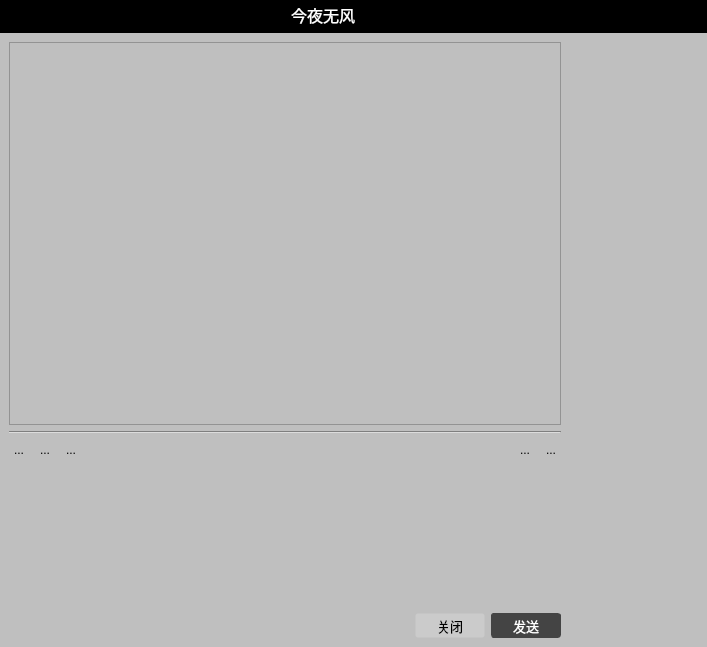
First picture: the form in Fdogpc/chat.ui, repository HuaGouFdog/FdogInstantMessaging, before the edit.
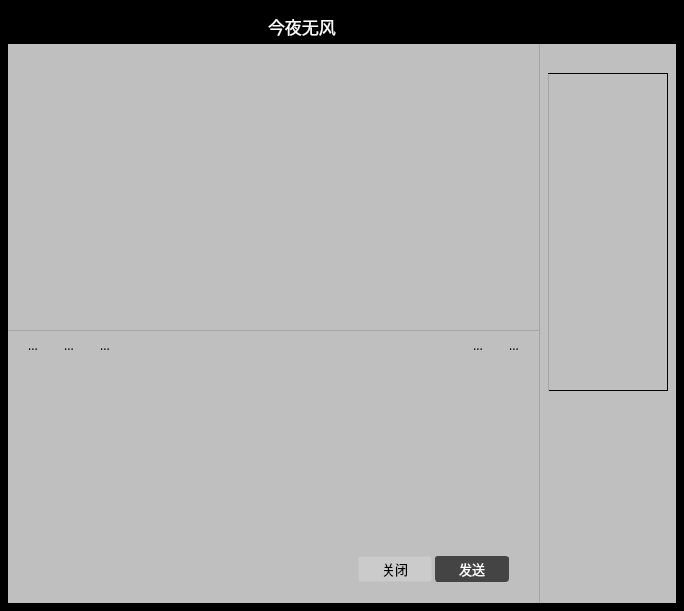
Second picture: the form after the edit. Icons and pictures are not drawn.

Patch:
```diff
--- a/Fdogpc/chat.ui
+++ b/Fdogpc/chat.ui
@@ -6,13 +6,13 @@
    <rect>
     <x>0</x>
     <y>0</y>
-    <width>707</width>
-    <height>647</height>
+    <width>684</width>
+    <height>611</height>
    </rect>
   </property>
   <property name="font">
    <font>
-    <pointsize>5</pointsize>
+    <family>Microsoft YaHei</family>
    </font>
   </property>
   <property name="windowTitle">
@@ -23,36 +23,70 @@
     <normaloff>:/lib/icon2505897252.png</normaloff>:/lib/icon2505897252.png</iconset>
   </property>
   <property name="styleSheet">
-   <string notr="true">#Chat{
+   <string notr="true">*{font-family:Microsoft YaHei;}
+#Chat{
 background-color: rgb(0, 0, 0);
 }</string>
   </property>
-  <layout class="QVBoxLayout" name="verticalLayout" stretch="1,13">
+  <layout class="QVBoxLayout" name="verticalLayout" stretch="1,20">
    <property name="spacing">
     <number>0</number>
    </property>
    <property name="leftMargin">
-    <number>0</number>
+    <number>8</number>
    </property>
    <property name="topMargin">
-    <number>1</number>
+    <number>7</number>
    </property>
    <property name="rightMargin">
-    <number>0</number>
+    <number>8</number>
    </property>
    <property name="bottomMargin">
-    <number>0</number>
+    <number>8</number>
    </property>
    <item>
     <layout class="QHBoxLayout" name="horizontalLayout">
+     <property name="spacing">
+      <number>0</number>
+     </property>
      <property name="topMargin">
-      <number>2</number>
+      <number>0</number>
      </property>
      <property name="rightMargin">
-      <number>8</number>
+      <number>0</number>
      </property>
      <property name="bottomMargin">
-      <number>6</number>
+      <number>0</number>
+     </property>
+     <item>
+      <widget class="QWidget" name="widget_4" native="true">
+       <property name="minimumSize">
+        <size>
+         <width>319</width>
+         <height>37</height>
+        </size>
+       </property>
+       <property name="maximumSize">
+        <size>
+         <width>16777215</width>
+         <height>34</height>
+        </size>
+       </property>
+       <property name="styleSheet">
+        <string notr="true">background-color: rgb(0, 0, 0);</string>
+       </property>
+       <layout class="QHBoxLayout" name="horizontalLayout_5">
+        <property name="leftMargin">
+         <number>0</number>
+        </property>
+        <property name="topMargin">
+         <number>0</number>
+        </property>
+        <property name="rightMargin">
+         <number>0</number>
+        </property>
+        <property name="bottomMargin">
+         <number>0</number>
      </property>
      <item>
       <spacer name="horizontalSpacer_2">
@@ -61,7 +95,7 @@
        </property>
        <property name="sizeHint" stdset="0">
         <size>
-         <width>40</width>
+            <width>260</width>
          <height>20</height>
         </size>
        </property>
@@ -69,11 +103,17 @@
      </item>
      <item>
       <widget class="QLabel" name="label">
+          <property name="minimumSize">
+           <size>
+            <width>0</width>
+            <height>33</height>
+           </size>
+          </property>
        <property name="font">
         <font>
-         <pointsize>12</pointsize>
-         <weight>50</weight>
-         <bold>false</bold>
+            <family>Microsoft YaHei</family>
+            <pointsize>13</pointsize>
+            <stylestrategy>PreferAntialias</stylestrategy>
         </font>
        </property>
        <property name="styleSheet">
@@ -158,6 +198,9 @@
       </widget>
      </item>
     </layout>
+      </widget>
+     </item>
+    </layout>
    </item>
    <item>
     <layout class="QHBoxLayout" name="horizontalLayout_3">
@@ -168,18 +211,37 @@
       <widget class="QWidget" name="widget" native="true">
        <property name="font">
         <font>
-         <weight>50</weight>
-         <bold>false</bold>
+         <family>Microsoft YaHei</family>
         </font>
        </property>
        <property name="styleSheet">
         <string notr="true">background-color: rgb(191, 191, 191);</string>
        </property>
-       <layout class="QVBoxLayout" name="verticalLayout_4">
+       <layout class="QVBoxLayout" name="verticalLayout_4" stretch="0,0,0,0,0">
+        <property name="spacing">
+         <number>3</number>
+        </property>
+        <property name="leftMargin">
+         <number>0</number>
+        </property>
+        <property name="topMargin">
+         <number>0</number>
+        </property>
+        <property name="rightMargin">
+         <number>0</number>
+        </property>
+        <property name="bottomMargin">
+         <number>0</number>
+        </property>
         <item>
          <layout class="QVBoxLayout" name="verticalLayout_2">
           <item>
            <widget class="QScrollArea" name="scrollArea">
+            <property name="styleSheet">
+             <string notr="true">background-color:transparent;
+border-width:0;
+border-style:outset;</string>
+            </property>
             <property name="widgetResizable">
              <bool>true</bool>
             </property>
@@ -188,8 +250,8 @@
               <rect>
                <x>0</x>
                <y>0</y>
-               <width>546</width>
-               <height>361</height>
+               <width>527</width>
+               <height>275</height>
               </rect>
              </property>
              <property name="styleSheet">
@@ -197,22 +259,24 @@
              </property>
              <layout class="QVBoxLayout" name="verticalLayout_5">
               <property name="leftMargin">
-               <number>0</number>
+               <number>10</number>
               </property>
               <property name="topMargin">
-               <number>0</number>
+               <number>10</number>
               </property>
               <property name="rightMargin">
-               <number>0</number>
+               <number>10</number>
               </property>
               <property name="bottomMargin">
-               <number>0</number>
+               <number>10</number>
               </property>
               <item>
                <widget class="QPlainTextEdit" name="plainTextEdit">
                 <property name="font">
                  <font>
-                  <pointsize>12</pointsize>
+                  <family>Microsoft YaHei</family>
+                  <pointsize>14</pointsize>
+                  <stylestrategy>PreferAntialias</stylestrategy>
                  </font>
                 </property>
                 <property name="styleSheet">
@@ -231,17 +295,13 @@
           </item>
          </layout>
         </item>
-        <item>
-         <widget class="Line" name="line">
-          <property name="orientation">
-           <enum>Qt::Horizontal</enum>
-          </property>
-         </widget>
-        </item>
         <item>
          <widget class="QWidget" name="widget_3" native="true">
           <property name="styleSheet">
-           <string notr="true"/>
+           <string notr="true">background-color: rgb(191, 191, 191);
+border-width:1px;
+border-style:solid;
+border-top-color: rgb(166, 166, 166);</string>
           </property>
           <layout class="QHBoxLayout" name="horizontalLayout_4">
            <property name="leftMargin">
@@ -256,18 +316,34 @@
            <property name="bottomMargin">
             <number>0</number>
            </property>
+           <item>
+            <spacer name="horizontalSpacer_5">
+             <property name="orientation">
+              <enum>Qt::Horizontal</enum>
+             </property>
+             <property name="sizeType">
+              <enum>QSizePolicy::Fixed</enum>
+             </property>
+             <property name="sizeHint" stdset="0">
+              <size>
+               <width>10</width>
+               <height>20</height>
+              </size>
+             </property>
+            </spacer>
+           </item>
            <item>
             <widget class="QToolButton" name="toolButton_4">
              <property name="minimumSize">
               <size>
-               <width>20</width>
-               <height>20</height>
+               <width>30</width>
+               <height>30</height>
               </size>
              </property>
              <property name="maximumSize">
               <size>
-               <width>20</width>
-               <height>20</height>
+               <width>30</width>
+               <height>30</height>
               </size>
              </property>
              <property name="text">
@@ -277,6 +353,12 @@
               <iconset resource="libres.qrc">
                <normaloff>:/lib/weixiao.png</normaloff>:/lib/weixiao.png</iconset>
              </property>
+             <property name="iconSize">
+              <size>
+               <width>20</width>
+               <height>20</height>
+              </size>
+             </property>
              <property name="autoRaise">
               <bool>true</bool>
              </property>
@@ -286,14 +368,14 @@
             <widget class="QToolButton" name="toolButton_5">
              <property name="minimumSize">
               <size>
-               <width>20</width>
-               <height>20</height>
+               <width>30</width>
+               <height>30</height>
               </size>
              </property>
              <property name="maximumSize">
               <size>
-               <width>20</width>
-               <height>20</height>
+               <width>30</width>
+               <height>30</height>
               </size>
              </property>
              <property name="text">
@@ -303,6 +385,12 @@
               <iconset resource="libres.qrc">
                <normaloff>:/lib/caijian.png</normaloff>:/lib/caijian.png</iconset>
              </property>
+             <property name="iconSize">
+              <size>
+               <width>20</width>
+               <height>20</height>
+              </size>
+             </property>
              <property name="autoRaise">
               <bool>true</bool>
              </property>
@@ -312,14 +400,14 @@
             <widget class="QToolButton" name="toolButton_6">
              <property name="minimumSize">
               <size>
-               <width>20</width>
-               <height>20</height>
+               <width>30</width>
+               <height>30</height>
               </size>
              </property>
              <property name="maximumSize">
               <size>
-               <width>20</width>
-               <height>20</height>
+               <width>30</width>
+               <height>30</height>
               </size>
              </property>
              <property name="text">
@@ -329,6 +417,12 @@
               <iconset resource="libres.qrc">
                <normaloff>:/lib/mianxingtubiao_zhendong.png</normaloff>:/lib/mianxingtubiao_zhendong.png</iconset>
              </property>
+             <property name="iconSize">
+              <size>
+               <width>20</width>
+               <height>20</height>
+              </size>
+             </property>
              <property name="autoRaise">
               <bool>true</bool>
              </property>
@@ -351,14 +445,14 @@
             <widget class="QToolButton" name="toolButton_7">
              <property name="minimumSize">
               <size>
-               <width>20</width>
-               <height>20</height>
+               <width>30</width>
+               <height>30</height>
               </size>
              </property>
              <property name="maximumSize">
               <size>
-               <width>20</width>
-               <height>20</height>
+               <width>30</width>
+               <height>30</height>
               </size>
              </property>
              <property name="text">
@@ -368,6 +462,12 @@
               <iconset resource="libres.qrc">
                <normaloff>:/lib/fangda.png</normaloff>:/lib/fangda.png</iconset>
              </property>
+             <property name="iconSize">
+              <size>
+               <width>20</width>
+               <height>20</height>
+              </size>
+             </property>
              <property name="autoRaise">
               <bool>true</bool>
              </property>
@@ -377,14 +477,14 @@
             <widget class="QToolButton" name="toolButton_8">
              <property name="minimumSize">
               <size>
-               <width>20</width>
-               <height>20</height>
+               <width>30</width>
+               <height>30</height>
               </size>
              </property>
              <property name="maximumSize">
               <size>
-               <width>20</width>
-               <height>20</height>
+               <width>30</width>
+               <height>30</height>
               </size>
              </property>
              <property name="text">
@@ -394,11 +494,33 @@
               <iconset resource="libres.qrc">
                <normaloff>:/lib/shijian.png</normaloff>:/lib/shijian.png</iconset>
              </property>
+             <property name="iconSize">
+              <size>
+               <width>20</width>
+               <height>20</height>
+              </size>
+             </property>
              <property name="autoRaise">
               <bool>true</bool>
              </property>
             </widget>
            </item>
+           <item>
+            <spacer name="horizontalSpacer_6">
+             <property name="orientation">
+              <enum>Qt::Horizontal</enum>
+             </property>
+             <property name="sizeType">
+              <enum>QSizePolicy::Fixed</enum>
+             </property>
+             <property name="sizeHint" stdset="0">
+              <size>
+               <width>10</width>
+               <height>20</height>
+              </size>
+             </property>
+            </spacer>
+           </item>
           </layout>
          </widget>
         </item>
@@ -407,12 +529,14 @@
           <property name="minimumSize">
            <size>
             <width>0</width>
-            <height>141</height>
+            <height>190</height>
            </size>
           </property>
           <property name="font">
            <font>
-            <pointsize>12</pointsize>
+            <family>Microsoft YaHei</family>
+            <pointsize>14</pointsize>
+            <stylestrategy>PreferAntialias</stylestrategy>
            </font>
           </property>
           <property name="styleSheet">
@@ -447,13 +571,15 @@
            <widget class="QPushButton" name="pushButton_4">
             <property name="minimumSize">
              <size>
-              <width>70</width>
-              <height>25</height>
+              <width>74</width>
+              <height>26</height>
              </size>
             </property>
             <property name="font">
              <font>
+              <family>Microsoft YaHei</family>
               <pointsize>10</pointsize>
+              <stylestrategy>PreferAntialias</stylestrategy>
              </font>
             </property>
             <property name="styleSheet">
@@ -474,13 +600,15 @@
            <widget class="QPushButton" name="pushButton_3">
             <property name="minimumSize">
              <size>
-              <width>70</width>
-              <height>25</height>
+              <width>74</width>
+              <height>26</height>
              </size>
             </property>
             <property name="font">
              <font>
+              <family>Microsoft YaHei</family>
               <pointsize>10</pointsize>
+              <stylestrategy>PreferAntialias</stylestrategy>
              </font>
             </property>
             <property name="styleSheet">
@@ -502,8 +630,37 @@
             </property>
            </widget>
           </item>
+          <item>
+           <spacer name="horizontalSpacer_7">
+            <property name="orientation">
+             <enum>Qt::Horizontal</enum>
+            </property>
+            <property name="sizeType">
+             <enum>QSizePolicy::Fixed</enum>
+            </property>
+            <property name="sizeHint" stdset="0">
+             <size>
+              <width>30</width>
+              <height>20</height>
+             </size>
+            </property>
+           </spacer>
+          </item>
          </layout>
         </item>
+        <item>
+         <widget class="QLabel" name="label_3">
+          <property name="minimumSize">
+           <size>
+            <width>0</width>
+            <height>18</height>
+           </size>
+          </property>
+          <property name="text">
+           <string/>
+          </property>
+         </widget>
+        </item>
        </layout>
       </widget>
      </item>
@@ -524,6 +681,7 @@
        <property name="styleSheet">
         <string notr="true">background-color: rgb(191, 191, 191);
 border-width:1px;
+border-style:solid;
 border-left-color: rgb(166, 166, 166);</string>
        </property>
        <layout class="QVBoxLayout" name="verticalLayout_3">
@@ -548,13 +706,13 @@
           <property name="minimumSize">
            <size>
             <width>120</width>
-            <height>310</height>
+            <height>318</height>
            </size>
           </property>
           <property name="maximumSize">
            <size>
             <width>120</width>
-            <height>310</height>
+            <height>318</height>
            </size>
           </property>
           <property name="styleSheet">
```
Left out of the diff: 3 changed lines with no effect on the pictures. Lines whose indentation alone changed are shown as unchanged.
